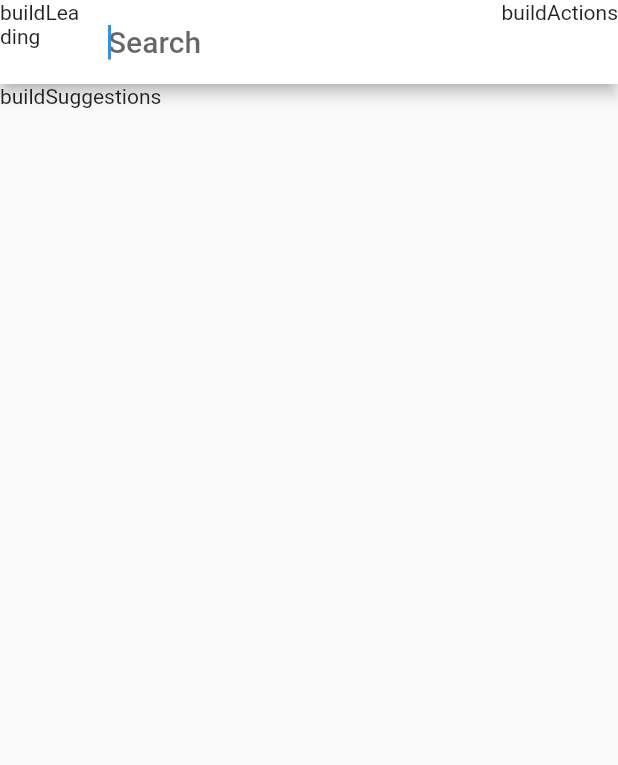
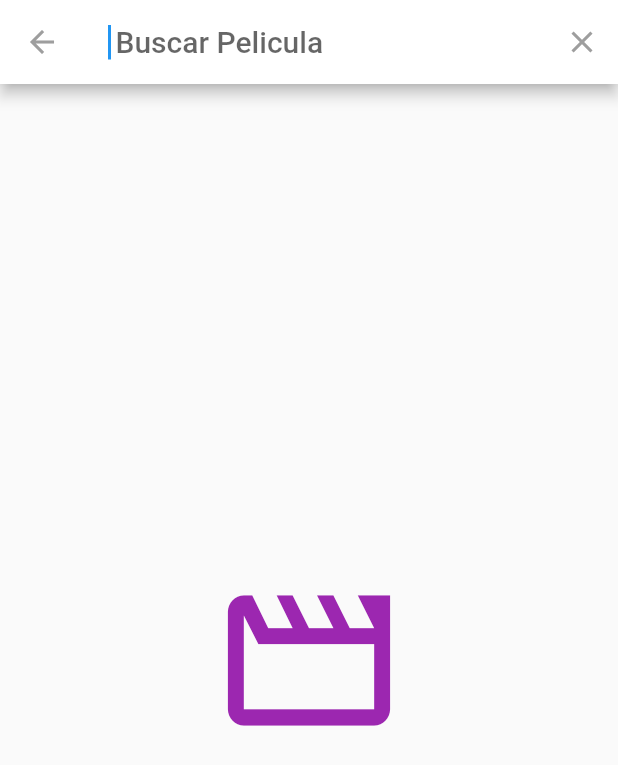
Before and after one commit to Lisandris/Aplicacion-flutter-de-peliculas-actualizadas-para-Android-e-IOS, a Flutter app: the screen it shows after launch, after a tap on the "search" icon, on a phone screen of 412 x 824 dp. Shown: the top 765 px of the screen. Run offline on Flutter 3.47's test engine with Material 2 defaults, Android fonts, the phone set to English and light mode, and no system bars; our stand-ins replace card_swiper; network calls fail.

Commit message:
diseño de buscador

```diff
--- a/lib/screens/search_delegate.dart
+++ b/lib/screens/search_delegate.dart
@@ -2,16 +2,28 @@ import 'package:flutter/material.dart';
 
 
 class MovieSearchDelegate extends SearchDelegate{
+
+  @override
+  String? get searchFieldLabel => ' Buscar Pelicula';
+
   @override
   List<Widget>? buildActions(BuildContext context) {
     return [
-      Text ('buildActions')
+      IconButton(
+        icon: const Icon (Icons.clear),
+        onPressed: () => query = '',
+      )
     ];
   }
 
   @override
   Widget? buildLeading(BuildContext context) {
-    return Text ('buildLeading');
+    return IconButton(
+      icon: const Icon( Icons.arrow_back ),
+      onPressed: () {
+        close(context,null);
+      },
+    );
   }
 
   @override
@@ -21,7 +33,18 @@ class MovieSearchDelegate extends SearchDelegate{
 
   @override
   Widget buildSuggestions(BuildContext context) {
-    return Text('buildSuggestions');
+
+    if (query.isEmpty) {
+      return const Center(
+        child:Icon(
+          Icons.movie_creation_outlined,
+          color: Colors.purple,
+          size:130,
+        )
+      );
+    }
+
+    return Container();
   }
 
 
```
